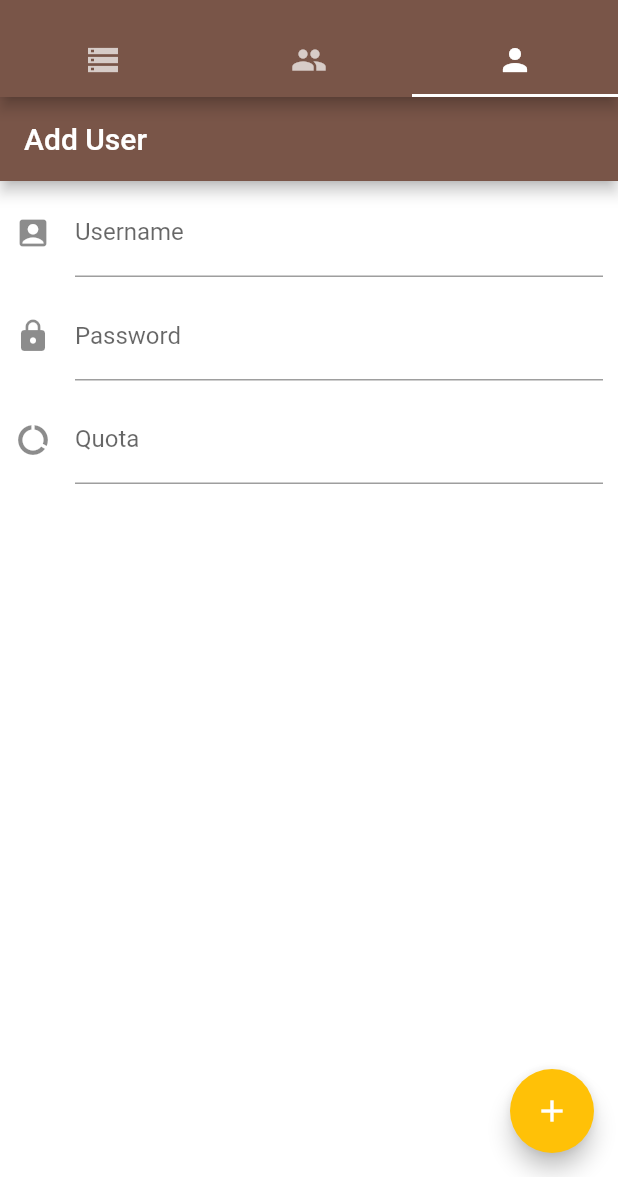
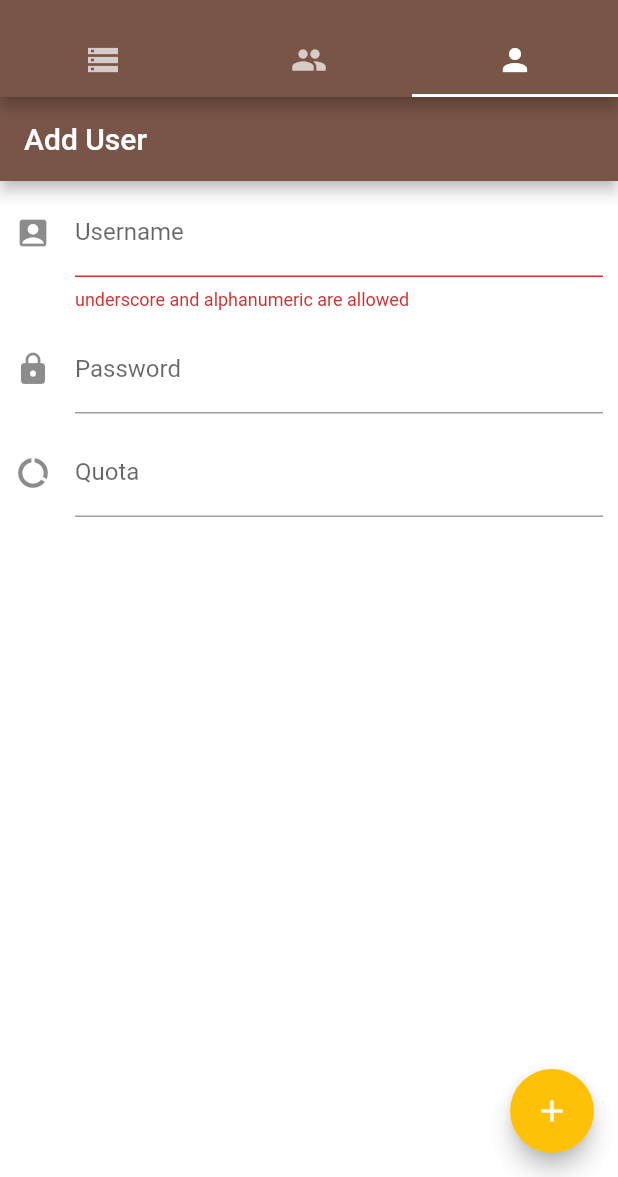
Before and after one commit to iamindian/mobile-trojan-manager, a Flutter app: the screen it shows after launch, tab 3 chosen, on a phone screen of 412 x 824 dp, the part 59-1236 px from its top. Run offline on Flutter 3.47's test engine with Material 2 defaults, Android fonts, the phone set to English and light mode, and no system bars; our stand-ins replace convert; missing offline and left inert: flutter_search_bar, pointycastle, sqljocky5.

Commit message:
add screenshots, add delete text for user list

```diff
--- a/lib/main.dart
+++ b/lib/main.dart
@@ -100,8 +100,10 @@ class AddUserState extends State<AddUser> {
   TextEditingController usernameCtl = TextEditingController();
   TextEditingController passwordCtl = TextEditingController();
   TextEditingController quotaCtl = TextEditingController();
+  final GlobalKey<FormState> _formKey = GlobalKey<FormState>();
   @override
   Widget build(BuildContext context) {
+
     return Scaffold(
         floatingActionButton: Builder(
             builder: (context) => Container(
@@ -109,6 +111,11 @@ class AddUserState extends State<AddUser> {
                   heroTag: 'addBtn',
                   backgroundColor: Colors.amber,
                   onPressed: () async {
+                    final FormState form = _formKey.currentState;
+                    if(!form.validate()){
+                          return;
+                    }
+
                     setState(() {
                       isLoading = true;
                     });
@@ -141,10 +148,13 @@ class AddUserState extends State<AddUser> {
                 ? Center(
                     child: CircularProgressIndicator(),
                   )
-                : new Column(
+                : Form(
+                  key: _formKey,
+                  child:Column(
                     children: [
                       Padding(
                         child: TextFormField(
+                          autovalidate: true,
                           controller: usernameCtl,
                           decoration: const InputDecoration(
                             icon: Icon(Icons.account_box),
@@ -156,7 +166,9 @@ class AddUserState extends State<AddUser> {
                             // code when the user saves the form.
                           },
                           validator: (String value) {
-                            return null;
+                            RegExp re =RegExp(r"^\w+$",multiLine: true);
+                            print("username validation:" + re.hasMatch(value).toString());
+                            return re.hasMatch(value)?null:'underscore and alphanumeric are allowed';
                           },
                         ),
                         padding: EdgeInsets.fromLTRB(10.0, 5.0, 10.0, 5.0),
@@ -199,7 +211,7 @@ class AddUserState extends State<AddUser> {
                         padding: EdgeInsets.fromLTRB(10.0, 5.0, 10.0, 5.0),
                       )
                     ],
-                  )));
+                  ))));
   }
 }
 
@@ -335,7 +347,18 @@ class LsUserState extends State<LsUser> {
                       });
                     },
                     // Show a red background as the item is swiped away
-                    background: Container(color: Colors.red),
+                    background: Container(
+                      color:Colors.red,
+                      child: Align(
+                        alignment: Alignment.centerRight,
+                        child:Text(
+                          'delete',
+                          style:TextStyle(
+                            color: Colors.yellow
+                          ))
+                      ),
+
+                    ),
                     child: ListTile(
                         title: Text('$item',
                             style: TextStyle(fontWeight: FontWeight.bold))),
```
Also changed, not shown: screens/1.jpeg (added), screens/2.jpeg (added), screens/3.jpeg (added), 1 other file.
